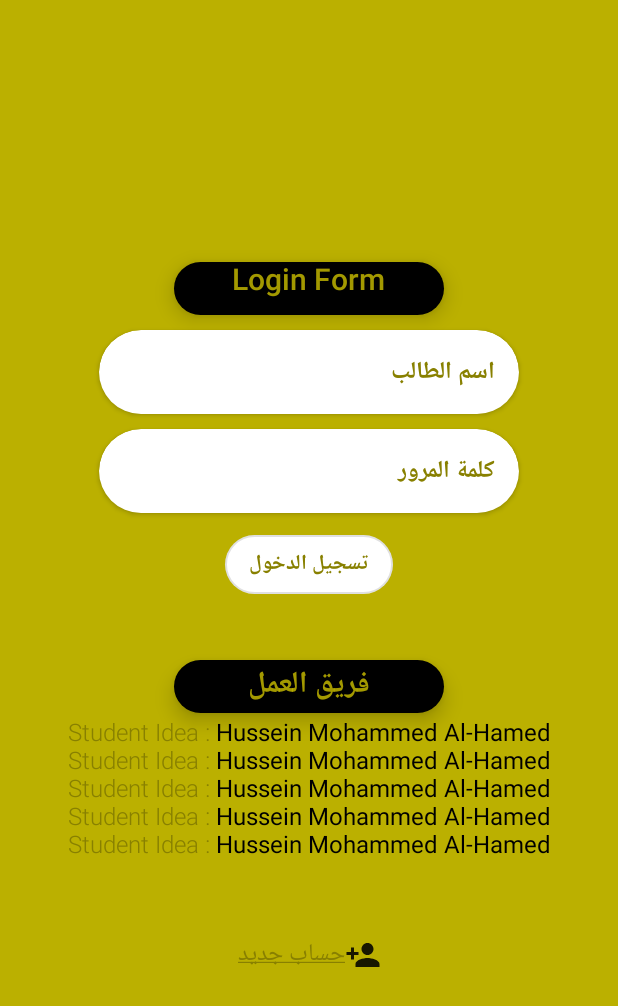
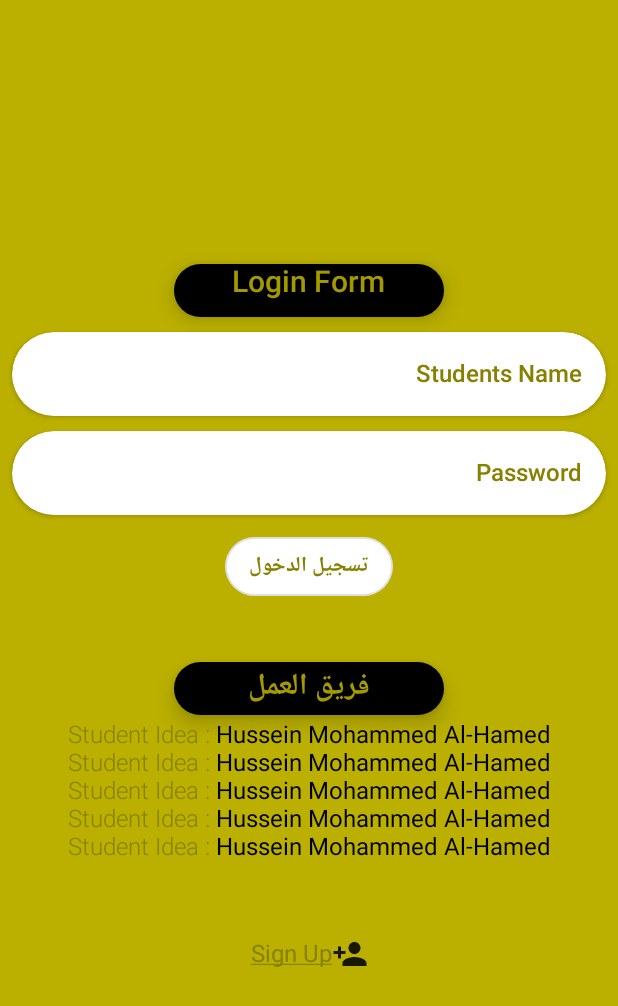
Before and after one commit to taha-mohammed/model-algebra-app, an Android app built with Jetpack Compose: the RegistrationScreen screen opened through its navigation route, on a phone screen of 412 x 824 dp. Shown: the top 1006 px of the screen. Run offline under Robolectric (Android 15) with nearby library versions, the phone set to English and light mode, and no system bars; our stand-ins replace Dagger/Hilt's generated code, Firebase (no records; nobody signed in at launch, a user with empty details on screens opened directly).

Commit message:
complete Project

```diff
--- a/app/src/main/java/com/modelschool/algebra/compose/AuthComposables.kt
+++ b/app/src/main/java/com/modelschool/algebra/compose/AuthComposables.kt
@@ -29,6 +29,7 @@ fun NameField(
     TextField(
         value = name,
         modifier = Modifier
+            .fillMaxWidth()
             .shadow(2.dp, CircleShape),
         placeholder = { Text(text = stringResource(R.string.name_field_placeholder)) },
         label = { Text(text = stringResource(R.string.name_field_label)) },
@@ -53,6 +54,7 @@ fun PasswordField(
     TextField(
         value = password,
         modifier = Modifier
+            .fillMaxWidth()
             .shadow(2.dp, CircleShape),
         placeholder = { Text(text = stringResource(R.string.password_field_placeholder)) },
         label = { Text(text = stringResource(R.string.password_field_label)) },
--- a/app/src/main/java/com/modelschool/algebra/ui/RegistrationScreen.kt
+++ b/app/src/main/java/com/modelschool/algebra/ui/RegistrationScreen.kt
@@ -86,7 +86,7 @@ fun RegistrationContent(
     onSignUpClick: () -> Unit
 ) {
     Column(
-        verticalArrangement = Arrangement.SpaceEvenly,
+        verticalArrangement = Arrangement.Center,
         horizontalAlignment = Alignment.CenterHorizontally,
         modifier = Modifier
             .background(MaterialTheme.colors.primary)
@@ -104,7 +104,7 @@ fun RegistrationContent(
             onClassNoSelected = onClassNoSelected
         )
 
-        AboutUs()
+        HeightSpacer(10)
 
         SignUpButton(name = name, password = password, grade = grade, onSignUpClick = onSignUpClick)
     }
--- a/app/src/main/res/values/strings.xml
+++ b/app/src/main/res/values/strings.xml
@@ -2,11 +2,11 @@
     <string name="app_name">Algebra App</string>
     <string name="about_us_title">فريق العمل</string>
     <string name="name_field_placeholder">أدخل اسمك الثلاثي</string>
-    <string name="name_field_label">اسم الطالب</string>
+    <string name="name_field_label">Students Name</string>
     <string name="password_field_placeholder">أدخل كلمة المرور</string>
-    <string name="password_field_label">كلمة المرور</string>
-    <string name="grade_field_title">الصف</string>
-    <string name="class_field_title">الشعبة</string>
+    <string name="password_field_label">Password</string>
+    <string name="grade_field_title">Grade</string>
+    <string name="class_field_title">Class</string>
     <string name="back_button">رجوع</string>
     <string name="empty_view_message">لا توجد بيانات</string>
     <string name="exit_dialog_title">الخروج من التطبيق</string>
@@ -22,7 +22,7 @@
     <string name="registration_form">Registration Form</string>
     <string name="empty_email_password">الرجاء ادخال الاسم وكلمة المرور</string>
     <string name="full_name_message">الرجاء ادخال الاسم الثلاثي</string>
-    <string name="signup_button">حساب جديد</string>
+    <string name="signup_button">Sign Up</string>
     <string name="login_form">Login Form</string>
     <string name="login_button">تسجيل الدخول</string>
     <string name="first_grade">الأول</string>
--- a/build.gradle
+++ b/build.gradle
@@ -8,11 +8,11 @@ buildscript {
         mavenCentral()
     }
     dependencies {
-        classpath "com.android.tools.build:gradle:7.0.4"
+        classpath 'com.android.tools.build:gradle:7.2.0'
         classpath "org.jetbrains.kotlin:kotlin-gradle-plugin:1.5.31"
         classpath 'com.google.gms:google-services:4.3.10'
 
-        classpath 'com.google.dagger:hilt-android-gradle-plugin:2.38.1'
+        classpath 'com.google.dagger:hilt-android-gradle-plugin:2.40.1'
         // NOTE: Do not place your application dependencies here; they belong
         // in the individual module build.gradle files
     }
```
Also changed, not shown: gradle/wrapper/gradle-wrapper.properties, 2 other files.
